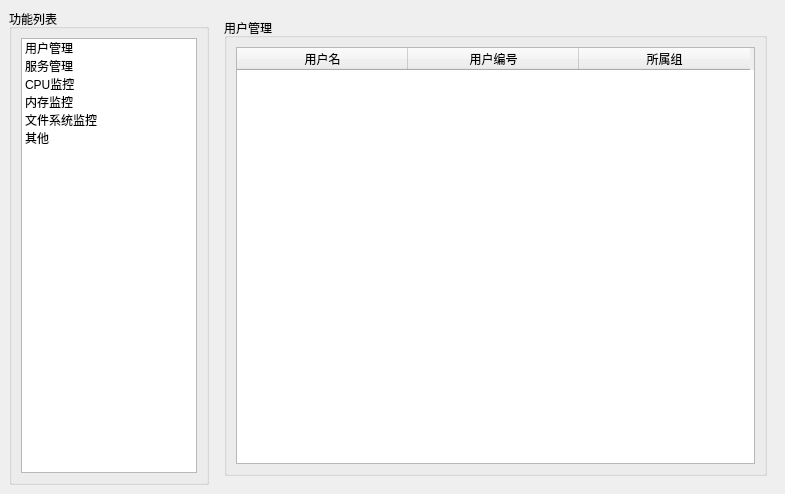
This is SYS/tabsyspage.ui in liuyufeng509/SecCenter as Qt 5 draws it before an edit. The edited form follows.
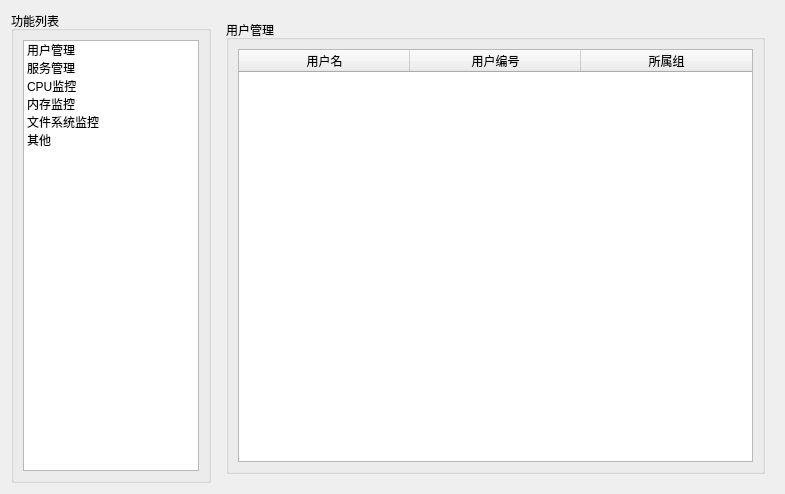
This is the edited form. The open tabs and pages were chosen to show the change.

Commit message: the way to read ini changed. add QReadConfig class to do with

```diff
--- a/SYS/tabsyspage.ui
+++ b/SYS/tabsyspage.ui
@@ -13,15 +13,76 @@
   <property name="windowTitle">
    <string>Form</string>
   </property>
+  <layout class="QGridLayout" name="gridLayout_4">
+   <item row="0" column="0">
+    <widget class="QGroupBox" name="groupBox_2">
+     <property name="minimumSize">
+      <size>
+       <width>200</width>
+       <height>0</height>
+      </size>
+     </property>
+     <property name="maximumSize">
+      <size>
+       <width>200</width>
+       <height>16777215</height>
+      </size>
+     </property>
+     <property name="title">
+      <string>功能列表</string>
+     </property>
+     <layout class="QGridLayout" name="gridLayout">
+      <item row="0" column="0">
+       <widget class="QListWidget" name="listWidget">
+        <property name="minimumSize">
+         <size>
+          <width>0</width>
+          <height>0</height>
+         </size>
+        </property>
+        <property name="maximumSize">
+         <size>
+          <width>16777215</width>
+          <height>16777215</height>
+         </size>
+        </property>
+        <item>
+         <property name="text">
+          <string>用户管理</string>
+         </property>
+        </item>
+        <item>
+         <property name="text">
+          <string>服务管理</string>
+         </property>
+        </item>
+        <item>
+         <property name="text">
+          <string>CPU监控</string>
+         </property>
+        </item>
+        <item>
+         <property name="text">
+          <string>内存监控</string>
+         </property>
+        </item>
+        <item>
+         <property name="text">
+          <string>文件系统监控</string>
+         </property>
+        </item>
+        <item>
+         <property name="text">
+          <string>其他</string>
+         </property>
+        </item>
+       </widget>
+      </item>
+     </layout>
+    </widget>
+   </item>
+   <item row="0" column="1">
   <widget class="QStackedWidget" name="stackedWidget">
-   <property name="geometry">
-    <rect>
-     <x>215</x>
-     <y>9</y>
-     <width>561</width>
-     <height>476</height>
-    </rect>
-   </property>
    <property name="currentIndex">
     <number>5</number>
    </property>
@@ -272,79 +333,8 @@
     </widget>
    </widget>
   </widget>
-  <widget class="QGroupBox" name="groupBox_2">
-   <property name="geometry">
-    <rect>
-     <x>9</x>
-     <y>9</y>
-     <width>200</width>
-     <height>476</height>
-    </rect>
-   </property>
-   <property name="minimumSize">
-    <size>
-     <width>200</width>
-     <height>0</height>
-    </size>
-   </property>
-   <property name="maximumSize">
-    <size>
-     <width>200</width>
-     <height>16777215</height>
-    </size>
-   </property>
-   <property name="title">
-    <string>功能列表</string>
-   </property>
-   <layout class="QGridLayout" name="gridLayout">
-    <item row="0" column="0">
-     <widget class="QListWidget" name="listWidget">
-      <property name="minimumSize">
-       <size>
-        <width>0</width>
-        <height>0</height>
-       </size>
-      </property>
-      <property name="maximumSize">
-       <size>
-        <width>16777215</width>
-        <height>16777215</height>
-       </size>
-      </property>
-      <item>
-       <property name="text">
-        <string>用户管理</string>
-       </property>
-      </item>
-      <item>
-       <property name="text">
-        <string>服务管理</string>
-       </property>
-      </item>
-      <item>
-       <property name="text">
-        <string>CPU监控</string>
-       </property>
-      </item>
-      <item>
-       <property name="text">
-        <string>内存监控</string>
-       </property>
-      </item>
-      <item>
-       <property name="text">
-        <string>文件系统监控</string>
-       </property>
-      </item>
-      <item>
-       <property name="text">
-        <string>其他</string>
-       </property>
-      </item>
-     </widget>
-    </item>
-   </layout>
-  </widget>
+   </item>
+  </layout>
  </widget>
  <resources/>
  <connections/>
```
Left out of the diff: 2 changed lines with no effect on the pictures. Lines whose indentation alone changed are shown as unchanged. The commit also changes 13 other files.
